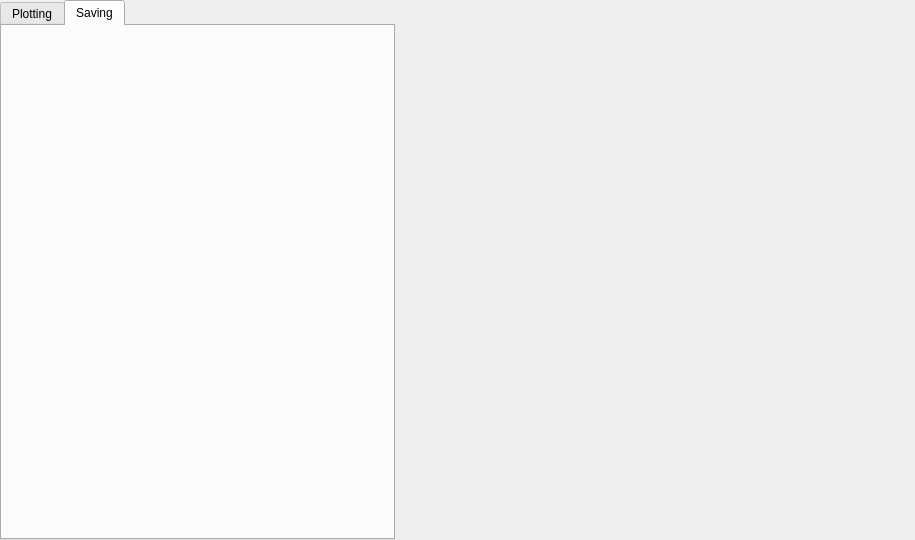
Above: UIs/mainWin.ui from Clive3310/Project-Graph before the change. Below: the same form after it.
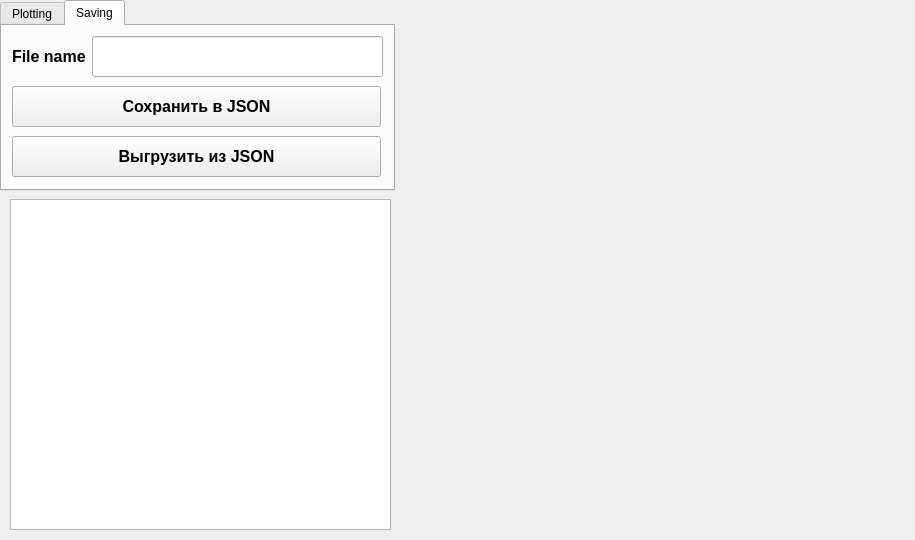
That is the form after the change. The open tabs and pages were chosen to show the change.

The edit to the form file:
```diff
--- a/UIs/mainWin.ui
+++ b/UIs/mainWin.ui
@@ -19,7 +19,7 @@
      <x>0</x>
      <y>0</y>
      <width>395</width>
-     <height>540</height>
+     <height>191</height>
     </rect>
    </property>
    <property name="currentIndex">
@@ -109,34 +109,100 @@
       <string>Очистить</string>
      </property>
     </widget>
-    <widget class="QListWidget" name="funcList">
-     <property name="geometry">
-      <rect>
-       <x>10</x>
-       <y>160</y>
-       <width>370</width>
-       <height>340</height>
-      </rect>
-     </property>
-     <property name="font">
-      <font>
-       <pointsize>12</pointsize>
-       <weight>75</weight>
-       <bold>true</bold>
-      </font>
-     </property>
-     <property name="currentRow">
-      <number>-1</number>
-     </property>
-     <property name="sortingEnabled">
-      <bool>false</bool>
-     </property>
-    </widget>
    </widget>
    <widget class="QWidget" name="saveTab">
     <attribute name="title">
      <string>Saving</string>
     </attribute>
+    <widget class="QLineEdit" name="jsonFileNameEdit">
+     <property name="geometry">
+      <rect>
+       <x>90</x>
+       <y>10</y>
+       <width>291</width>
+       <height>41</height>
+      </rect>
+     </property>
+     <property name="font">
+      <font>
+       <pointsize>12</pointsize>
+       <weight>75</weight>
+       <bold>true</bold>
+      </font>
+     </property>
+     <property name="inputMask">
+      <string/>
+     </property>
+     <property name="text">
+      <string/>
+     </property>
+     <property name="maxLength">
+      <number>256</number>
+     </property>
+     <property name="alignment">
+      <set>Qt::AlignLeading|Qt::AlignLeft|Qt::AlignVCenter</set>
+     </property>
+    </widget>
+    <widget class="QPushButton" name="saveJSONb">
+     <property name="geometry">
+      <rect>
+       <x>10</x>
+       <y>60</y>
+       <width>369</width>
+       <height>41</height>
+      </rect>
+     </property>
+     <property name="font">
+      <font>
+       <pointsize>12</pointsize>
+       <weight>75</weight>
+       <bold>true</bold>
+      </font>
+     </property>
+     <property name="text">
+      <string>Сохрaнить в JSON</string>
+     </property>
+    </widget>
+    <widget class="QPushButton" name="loadJSONb">
+     <property name="geometry">
+      <rect>
+       <x>10</x>
+       <y>110</y>
+       <width>369</width>
+       <height>41</height>
+      </rect>
+     </property>
+     <property name="font">
+      <font>
+       <pointsize>12</pointsize>
+       <weight>75</weight>
+       <bold>true</bold>
+      </font>
+     </property>
+     <property name="text">
+      <string>Выгрузить из JSON</string>
+     </property>
+    </widget>
+    <widget class="QLabel" name="fnameL">
+     <property name="geometry">
+      <rect>
+       <x>10</x>
+       <y>10</y>
+       <width>111</width>
+       <height>40</height>
+      </rect>
+     </property>
+     <property name="font">
+      <font>
+       <pointsize>12</pointsize>
+       <weight>75</weight>
+       <bold>true</bold>
+      </font>
+     </property>
+     <property name="text">
+      <string>File name</string>
+     </property>
+    </widget>
    </widget>
   </widget>
   <widget class="QLabel" name="canvasL">
@@ -152,6 +218,29 @@
     <string/>
    </property>
   </widget>
+  <widget class="QListWidget" name="funcList">
+   <property name="geometry">
+    <rect>
+     <x>10</x>
+     <y>199</y>
+     <width>381</width>
+     <height>331</height>
+    </rect>
+   </property>
+   <property name="font">
+    <font>
+     <pointsize>12</pointsize>
+     <weight>75</weight>
+     <bold>true</bold>
+    </font>
+   </property>
+   <property name="currentRow">
+    <number>-1</number>
+   </property>
+   <property name="sortingEnabled">
+    <bool>false</bool>
+   </property>
+  </widget>
  </widget>
  <resources/>
  <connections/>
```
